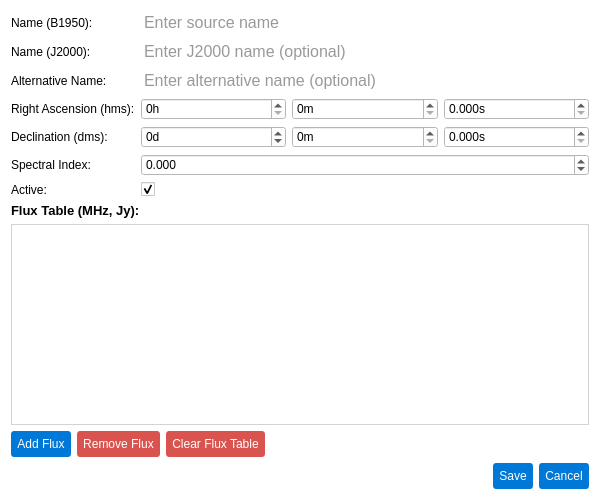
Torward1024/pAstroCORE, file pastrocore/gui_pyside/dialog_edtior_source.ui: the form before one commit.
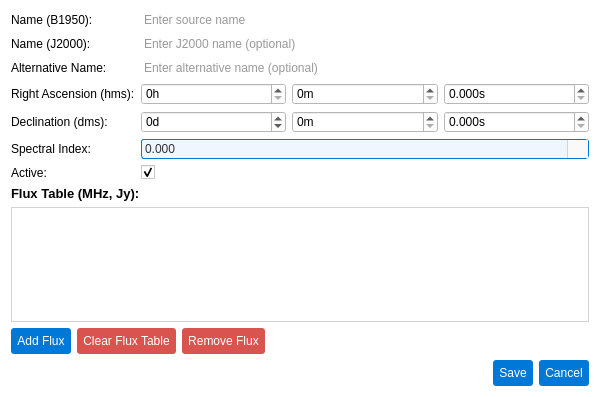
The form after the commit. Icons and pictures are not drawn.

Patch:
```diff
--- a/pastrocore/gui_pyside/dialog_edtior_source.ui
+++ b/pastrocore/gui_pyside/dialog_edtior_source.ui
@@ -7,7 +7,7 @@
     <x>0</x>
     <y>0</y>
     <width>600</width>
-    <height>500</height>
+    <height>397</height>
    </rect>
   </property>
   <property name="windowTitle">
@@ -31,7 +31,7 @@
        <property name="styleSheet">
         <string notr="true">QLineEdit {
     font-family: Arial;
-    font-size: 12pt;
+    font-size: 9pt;
     color: #333333;
     padding: 1px;
     border-radius: 3px;
@@ -69,7 +69,7 @@
        <property name="styleSheet">
         <string notr="true">QLineEdit {
     font-family: Arial;
-    font-size: 12pt;
+    font-size: 9pt;
     color: #333333;
     padding: 1px;
     border-radius: 3px;
@@ -107,7 +107,7 @@
        <property name="styleSheet">
         <string notr="true">QLineEdit {
     font-family: Arial;
-    font-size: 12pt;
+    font-size: 9pt;
     color: #333333;
     padding: 1px;
     border-radius: 3px;
@@ -245,6 +245,79 @@
      </item>
      <item row="5" column="1">
       <widget class="QDoubleSpinBox" name="spectralIndexEdit">
+       <property name="styleSheet">
+        <string notr="true">/* Base style for QDoubleSpinBox */
+QDoubleSpinBox {
+    font-family: Arial;
+    font-size: 9pt;
+    color: #333333;
+    padding: 1px;
+    border-radius: 3px;
+    background-color: #f9f9f9; /* Matches readOnly QLineEdit background */
+    border: 1px solid #d3d3d3; /* Matches readOnly QLineEdit border */
+}
+
+/* Editable state */
+QDoubleSpinBox:editable {
+    background-color: #f0f6ff; /* Matches editable QComboBox background */
+    border: 1px solid #0078d7; /* Matches editable QComboBox border */
+}
+
+/* Editable hover state */
+QDoubleSpinBox:editable:hover {
+    border: 1px solid #1a8cff; /* Matches editable QComboBox:hover border */
+}
+
+/* Editable focus state */
+QDoubleSpinBox:editable:focus {
+    border: 1px solid #005bb5; /* Matches editable QComboBox:focus border */
+    background-color: #ffffff; /* Matches editable QComboBox:focus background */
+}
+
+/* Non-editable state */
+QDoubleSpinBox:!editable {
+    background-color: #f0f6ff; /* Matches non-editable QComboBox background */
+    border: 1px solid #0078d7; /* Matches non-editable QComboBox border */
+}
+
+/* Non-editable hover state */
+QDoubleSpinBox:!editable:hover {
+    border: 1px solid #1a8cff; /* Matches non-editable QComboBox:hover border */
+}
+
+/* Non-editable focus state */
+QDoubleSpinBox:!editable:focus {
+    border: 1px solid #005bb5; /* Matches non-editable QComboBox:focus border */
+    background-color: #ffffff; /* Matches non-editable QComboBox:focus background */
+}
+
+/* Styling for up/down buttons */
+QDoubleSpinBox::up-button, QDoubleSpinBox::down-button {
+    subcontrol-origin: padding;
+    width: 20px;
+    border-left: 1px solid #d3d3d3; /* Visual separation like QComboBox drop-down */
+    background-color: #f9f9f9; /* Matches QComboBox drop-down background */
+}
+
+/* Hover state for up/down buttons */
+QDoubleSpinBox::up-button:hover, QDoubleSpinBox::down-button:hover {
+    background-color: #0078d7; /* Matches QComboBox drop-down:hover */
+}
+
+/* Up arrow styling */
+QDoubleSpinBox::up-arrow {
+    width: 12px;
+    height: 12px;
+    image: url(:/icons/up_arrow_icon.svg); /* Ensure this icon exists */
+}
+
+/* Down arrow styling */
+QDoubleSpinBox::down-arrow {
+    width: 12px;
+    height: 12px;
+    image: url(:/icons/down_arrow_icon.svg); /* Matches QComboBox down-arrow */
+}</string>
+       </property>
        <property name="decimals">
         <number>3</number>
        </property>
@@ -276,83 +349,84 @@
     </layout>
    </item>
    <item>
-    <widget class="QLabel" name="labelFluxTable">
-     <property name="font">
-      <font>
-       <family>Arial</family>
-       <pointsize>10</pointsize>
-       <bold>true</bold>
-      </font>
-     </property>
-     <property name="text">
-      <string>Flux Table (MHz, Jy):</string>
-     </property>
-    </widget>
-   </item>
-   <item>
-    <widget class="QTableView" name="fluxTable">
-     <property name="styleSheet">
-      <string>border: 1px solid #d3d3d3;</string>
-     </property>
-     <property name="editTriggers">
-      <set>QAbstractItemView::EditTrigger::DoubleClicked|QAbstractItemView::EditTrigger::EditKeyPressed</set>
-     </property>
-     <property name="alternatingRowColors">
-      <bool>true</bool>
-     </property>
-     <property name="selectionMode">
-      <enum>QAbstractItemView::SelectionMode::SingleSelection</enum>
-     </property>
-     <property name="selectionBehavior">
-      <enum>QAbstractItemView::SelectionBehavior::SelectRows</enum>
-     </property>
-    </widget>
-   </item>
-   <item>
-    <layout class="QHBoxLayout" name="fluxButtonLayout">
-     <item>
-      <widget class="QPushButton" name="addFluxButton">
+    <layout class="QGridLayout" name="gridLayout">
+     <item row="2" column="0">
+      <layout class="QHBoxLayout" name="horizontalLayout">
+       <item>
+        <widget class="QPushButton" name="addFluxButton">
+         <property name="styleSheet">
+          <string>background-color: #0078d7; color: #ffffff; padding: 6px; border-radius: 3px;</string>
+         </property>
+         <property name="text">
+          <string>Add Flux</string>
+         </property>
+        </widget>
+       </item>
+       <item>
+        <widget class="QPushButton" name="clearFluxButton">
+         <property name="styleSheet">
+          <string>background-color: #d9534f; color: #ffffff; padding: 6px; border-radius: 3px;</string>
+         </property>
+         <property name="text">
+          <string>Clear Flux Table</string>
+         </property>
+        </widget>
+       </item>
+       <item>
+        <widget class="QPushButton" name="removeFluxButton">
+         <property name="styleSheet">
+          <string>background-color: #d9534f; color: #ffffff; padding: 6px; border-radius: 3px;</string>
+         </property>
+         <property name="text">
+          <string>Remove Flux</string>
+         </property>
+        </widget>
+       </item>
+       <item>
+        <spacer name="horizontalSpacer_2">
+         <property name="orientation">
+          <enum>Qt::Orientation::Horizontal</enum>
+         </property>
+         <property name="sizeHint" stdset="0">
+          <size>
+           <width>40</width>
+           <height>20</height>
+          </size>
+         </property>
+        </spacer>
+       </item>
+      </layout>
+     </item>
+     <item row="1" column="0">
+      <widget class="QTableView" name="fluxTable">
        <property name="styleSheet">
-        <string>background-color: #0078d7; color: #ffffff; padding: 6px; border-radius: 3px;</string>
+        <string>border: 1px solid #d3d3d3;</string>
        </property>
-       <property name="text">
-        <string>Add Flux</string>
+       <property name="editTriggers">
+        <set>QAbstractItemView::EditTrigger::DoubleClicked|QAbstractItemView::EditTrigger::EditKeyPressed</set>
        </property>
-      </widget>
-     </item>
-     <item>
-      <widget class="QPushButton" name="removeFluxButton">
-       <property name="styleSheet">
-        <string>background-color: #d9534f; color: #ffffff; padding: 6px; border-radius: 3px;</string>
+       <property name="alternatingRowColors">
+        <bool>true</bool>
        </property>
-       <property name="text">
-        <string>Remove Flux</string>
+       <property name="selectionMode">
+        <enum>QAbstractItemView::SelectionMode::SingleSelection</enum>
        </property>
       </widget>
      </item>
-     <item>
-      <widget class="QPushButton" name="clearFluxButton">
-       <property name="styleSheet">
-        <string>background-color: #d9534f; color: #ffffff; padding: 6px; border-radius: 3px;</string>
+     <item row="0" column="0">
+      <widget class="QLabel" name="labelFluxTable">
+       <property name="font">
+        <font>
+         <family>Arial</family>
+         <pointsize>10</pointsize>
+         <bold>true</bold>
+        </font>
        </property>
        <property name="text">
-        <string>Clear Flux Table</string>
+        <string>Flux Table (MHz, Jy):</string>
        </property>
       </widget>
      </item>
-     <item>
-      <spacer name="horizontalSpacer">
-       <property name="orientation">
-        <enum>Qt::Orientation::Horizontal</enum>
-       </property>
-       <property name="sizeHint" stdset="0">
-        <size>
-         <width>40</width>
-         <height>20</height>
-        </size>
-       </property>
-      </spacer>
-     </item>
     </layout>
    </item>
    <item>
```
Left out of the diff: 9 changed lines with no effect on the pictures.
